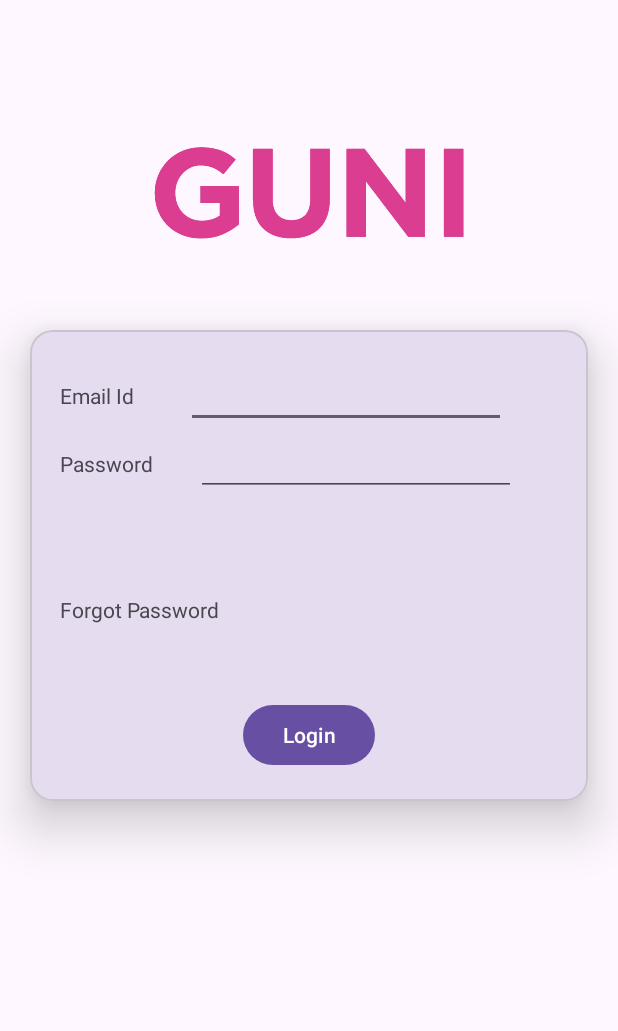
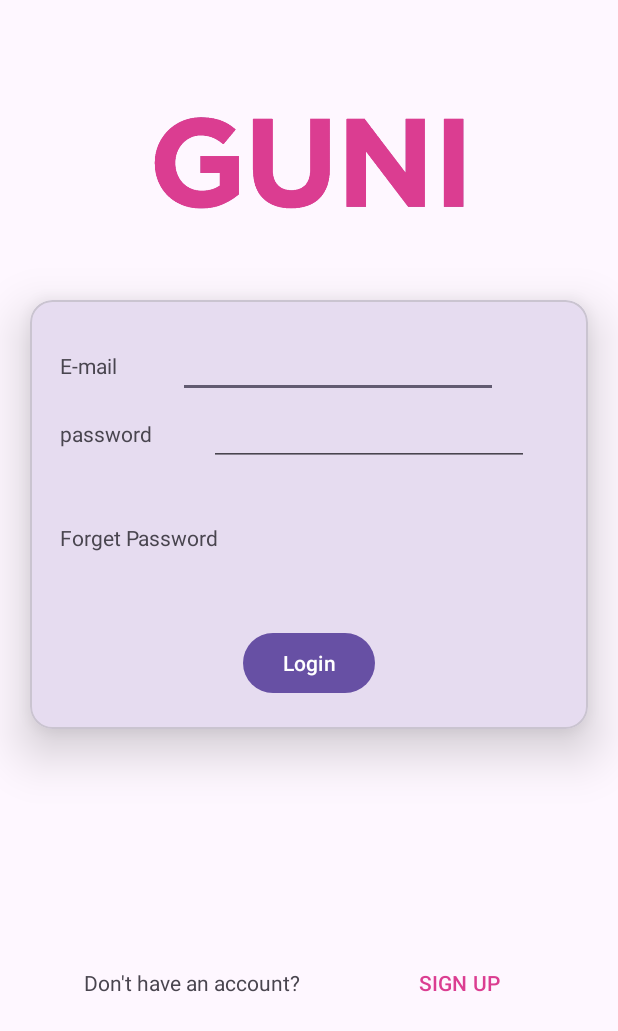
Before and after one commit to PALAKARDESHNA/MAD_practical-3_21012021006, an Android app: the screen it shows after launch (MainActivity), on a phone screen of 412 x 824 dp. Shown: the top 1031 px of the screen. Run offline under Robolectric (Android 15) with nearby library versions, the phone set to English and light mode, and no system bars.

Commit message:
Update activity_main.xml

```diff
--- a/app/src/main/res/layout/activity_main.xml
+++ b/app/src/main/res/layout/activity_main.xml
@@ -7,30 +7,34 @@
     tools:context=".MainActivity">
 
     <ImageView
-        android:id="@+id/imageView2"
+        android:id="@+id/imageView"
         android:layout_width="match_parent"
         android:layout_height="200dp"
-        android:layout_marginTop="20dp"
         app:layout_constraintStart_toStartOf="parent"
         app:layout_constraintTop_toTopOf="parent"
         app:srcCompat="@drawable/guni_pink_logo" />
+
     <com.google.android.material.card.MaterialCardView
+        android:id="@+id/materialCardView"
+        android:layout_width="match_parent"
+        android:layout_height="wrap_content"
         android:layout_marginHorizontal="20dp"
         app:cardCornerRadius="15dp"
         app:cardElevation="20dp"
-        app:layout_constraintTop_toBottomOf="@id/imageView2"
-        android:layout_width="match_parent"
-        android:layout_height="wrap_content">
+        app:layout_constraintStart_toStartOf="parent"
+        app:layout_constraintTop_toBottomOf="@id/imageView">
+
         <androidx.constraintlayout.widget.ConstraintLayout
             android:layout_width="match_parent"
             android:layout_height="match_parent"
             android:padding="20dp">
 
+
             <TextView
-                android:id="@+id/textView7"
+                android:id="@+id/textView"
                 android:layout_width="wrap_content"
                 android:layout_height="wrap_content"
-                android:text="Email Id"
+                android:text="E-mail"
                 app:layout_constraintBaseline_toBaselineOf="@+id/editTextTextEmailAddress"
                 app:layout_constraintStart_toStartOf="parent" />
 
@@ -41,17 +45,27 @@
                 android:ems="10"
                 android:inputType="textEmailAddress"
                 app:layout_constraintEnd_toEndOf="parent"
-                app:layout_constraintStart_toEndOf="@+id/textView7"
+                app:layout_constraintStart_toEndOf="@+id/textView"
                 app:layout_constraintTop_toTopOf="parent" />
 
             <TextView
-                android:id="@+id/textView8"
+                android:id="@+id/textView2"
                 android:layout_width="wrap_content"
                 android:layout_height="wrap_content"
-                android:text="Password"
+                android:text="password"
                 app:layout_constraintBaseline_toBaselineOf="@+id/editTextTextPassword"
+                app:layout_constraintEnd_toEndOf="@+id/textView"
+                app:layout_constraintHorizontal_bias="0.0"
+                app:layout_constraintStart_toStartOf="@+id/textView" />
+
+            <TextView
+                android:id="@+id/textView3"
+                android:layout_width="wrap_content"
+                android:layout_height="wrap_content"
+                android:layout_marginTop="50dp"
+                android:text="Forget Password"
                 app:layout_constraintStart_toStartOf="parent"
-                app:layout_constraintTop_toBottomOf="@+id/textView7" />
+                app:layout_constraintTop_toBottomOf="@+id/textView2" />
 
             <EditText
                 android:id="@+id/editTextTextPassword"
@@ -60,32 +74,41 @@
                 android:ems="10"
                 android:inputType="textPassword"
                 app:layout_constraintEnd_toEndOf="parent"
-                app:layout_constraintStart_toEndOf="@+id/textView8"
+                app:layout_constraintHorizontal_bias="0.658"
+                app:layout_constraintStart_toEndOf="@+id/textView2"
                 app:layout_constraintTop_toBottomOf="@+id/editTextTextEmailAddress" />
 
-            <TextView
-                android:layout_marginTop="30dp"
-                android:paddingBottom="50dp"
-                android:id="@+id/textView9"
+            <Button
+                android:id="@+id/button"
                 android:layout_width="wrap_content"
                 android:layout_height="wrap_content"
-                android:text="Forgot Password"
-                app:layout_constraintBottom_toBottomOf="parent"
-                app:layout_constraintStart_toStartOf="@+id/textView8"
-                app:layout_constraintTop_toBottomOf="@+id/textView8" />
-
-            <Button
-                android:id="@+id/button3"
-                android:layout_width="wrap_content"
-                android:layout_height="wrap_content"
+                android:layout_marginTop="50dp"
                 android:text="Login"
                 app:layout_constraintEnd_toEndOf="parent"
                 app:layout_constraintStart_toStartOf="parent"
-                app:layout_constraintTop_toBottomOf="@+id/textView9" />
+                app:layout_constraintTop_toBottomOf="@+id/textView3" />
         </androidx.constraintlayout.widget.ConstraintLayout>
+
     </com.google.android.material.card.MaterialCardView>
 
+    <TextView
+        android:id="@+id/textView4"
+        android:layout_width="wrap_content"
+        android:layout_height="wrap_content"
+        android:layout_marginStart="56dp"
+        android:text="Don't have an account?"
+        app:layout_constraintBaseline_toBaselineOf="@+id/button2"
+        app:layout_constraintStart_toStartOf="parent" />
 
-
-
+    <Button
+        android:id="@+id/button2"
+        android:layout_width="wrap_content"
+        android:layout_height="wrap_content"
+        android:background="#00ffffff"
+        android:text="SIGN UP"
+        android:textColor="#DB3D91"
+        app:layout_constraintBottom_toBottomOf="parent"
+        app:layout_constraintEnd_toEndOf="parent"
+        app:layout_constraintStart_toEndOf="@+id/textView4"
+        app:layout_constraintTop_toBottomOf="@+id/materialCardView" />
 </androidx.constraintlayout.widget.ConstraintLayout>
```
